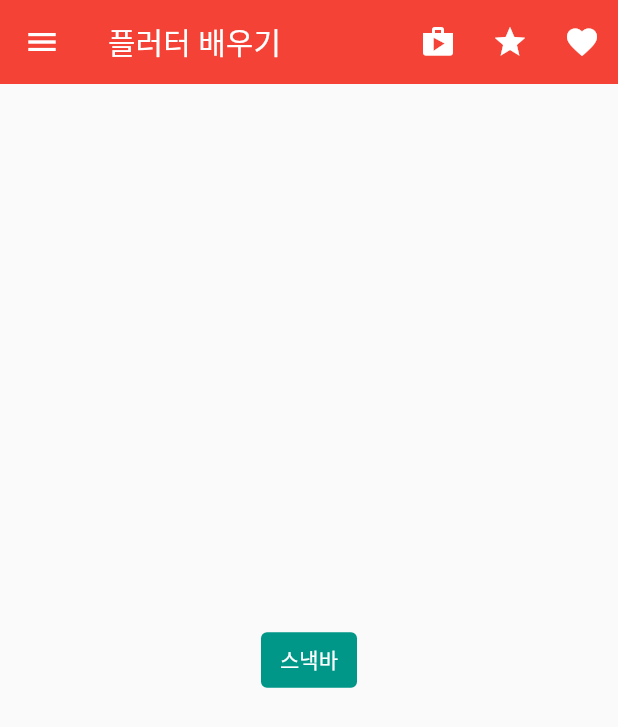
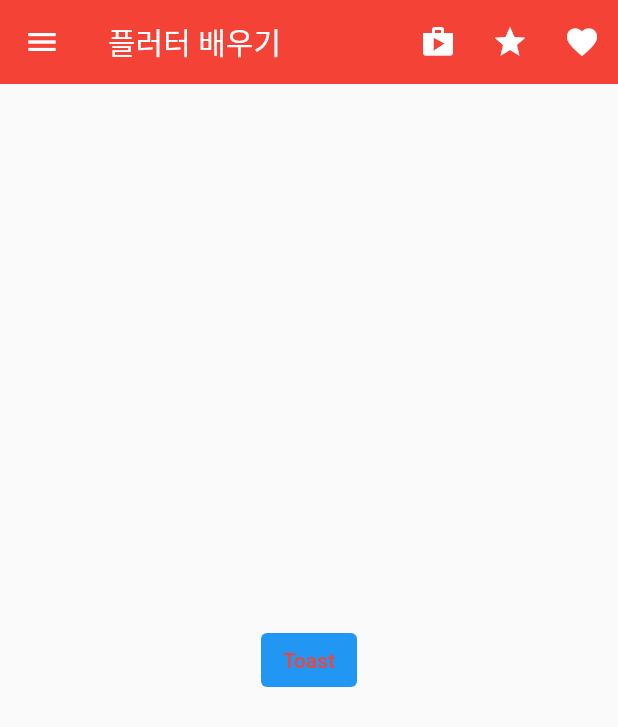
Before and after one commit to jdr4343/learn_Flutter, a Flutter app: the screen it shows after launch, on a phone screen of 412 x 824 dp. Shown: the top 727 px of the screen. Run offline on Flutter 3.47's test engine with Material 2 defaults, Android fonts, the phone set to English and light mode, and no system bars; our stand-ins replace fluttertoast.

Commit message:
First Commit

```diff
--- a/lib/main.dart
+++ b/lib/main.dart
@@ -131,6 +131,8 @@
 //             mainAxisAlignment: MainAxisAlignment.center,
 //             ),
 
+
+
 //           ],
 //         ),
 //       )
@@ -139,17 +141,20 @@
 // }
 
 import 'package:flutter/material.dart';
+import 'package:fluttertoast/fluttertoast.dart';
 
 void main() => runApp(MyApp());
 
 class MyApp extends StatelessWidget {
-  const MyApp({Key? key}) : super(key: key);
+  const MyApp({ Key? key }) : super(key: key);
 
   @override
   Widget build(BuildContext context) {
     return MaterialApp(
       title: '플러터 배우기2',
-      theme: ThemeData(primarySwatch: Colors.red),
+      theme: ThemeData(
+        primarySwatch: Colors.red
+      ),
       home: MyHomePage(),
       debugShowCheckedModeBanner: false,
     );
@@ -157,7 +162,7 @@ class MyApp extends StatelessWidget {
 }
 
  class MyHomePage extends StatelessWidget {
-  const MyHomePage({Key? key}) : super(key: key);
+   const MyHomePage({ Key? key }) : super(key: key);
 
    @override
    Widget build(BuildContext context) {
@@ -166,26 +171,14 @@ class MyHomePage extends StatelessWidget {
          title: Text('플러터 배우기'),
          elevation: 0.0,
          actions: [
-            IconButton(
-                icon: Icon(Icons.shop),
-                onPressed: () {
-                  print('shop');
-                }),
-            IconButton(
-                icon: Icon(Icons.star),
-                onPressed: () {
-                  print('star');
-                }),
-            IconButton(
-                icon: Icon(Icons.favorite),
-                onPressed: () {
-                  print('favorite');
-                })
+           IconButton(icon: Icon(Icons.shop), onPressed: () {print('shop');}),
+           IconButton(icon: Icon(Icons.star), onPressed: () {print('star');}),
+           IconButton(icon: Icon(Icons.favorite), onPressed: () {print('favorite');})
          ],
-        ), //간단한 위젯이나 아이콘을 왼쪽에 위치 시킵니다.
+
+         ),//간단한 위젯이나 아이콘을 왼쪽에 위치 시킵니다.
          drawer: Drawer(
-          child: ListView(
-            // 테이블 뷰랑 비슷한거 같다. ListView == tableView, ListTile == tableViewCell
+           child: ListView(// 테이블 뷰랑 비슷한거 같다. ListView == tableView, ListTile == tableViewCell
            padding: EdgeInsets.zero,
            children: [
              UserAccountsDrawerHeader(
@@ -196,16 +189,15 @@ class MyHomePage extends StatelessWidget {
                //@required 필수 요소
                accountName: Text('드로월 메뉴'),
                accountEmail: Text("jdr4343@naver.com"),
-                onDetailsPressed: () {
-                  print('화면을 내립니다');
-                }, //추가로 뭔가 더 펼쳐지는 메뉴기능
+               onDetailsPressed: (){print('화면을 내립니다');},//추가로 뭔가 더 펼쳐지는 메뉴기능
                decoration: BoxDecoration(
                  color: Colors.red[200],
                  borderRadius: BorderRadius.only(
                    bottomLeft: Radius.circular(40.0),
-                        bottomRight: Radius.circular(40.0))), //화면꾸미기
-                otherAccountsPictures: [
-                  //한개 이상의 다른계정 이미지를 추가 할수 있습니다.
+                   bottomRight: Radius.circular(40.0)
+                 )
+               ),//화면꾸미기
+               otherAccountsPictures: [//한개 이상의 다른계정 이미지를 추가 할수 있습니다.
                CircleAvatar(
                  backgroundImage: AssetImage('2.png'),
                  backgroundColor: Colors.white,
@@ -214,75 +206,104 @@ class MyHomePage extends StatelessWidget {
               //    backgroundImage: AssetImage('2.png'),
               //    backgroundColor: Colors.white,
               //  ),
+
                ],
                ),
                ListTile(
-                  leading: Icon(
-                    Icons.home,
-                    color: Colors.grey[850],
+                 leading: Icon(Icons.home, color: Colors.grey[850],),
+                 title: Text('Home'),
+                 onTap: (){print('홈이 클릭되었습니다.');},
+                 trailing: IconButton(icon: Icon(Icons.add), onPressed: (){print('object');},)
                ),
-                  title: Text('Home'),
-                  onTap: () {
-                    print('홈이 클릭되었습니다.');
-                  },
-                  trailing: IconButton(
-                    icon: Icon(Icons.add),
-                    onPressed: () {
-                      print('object');
-                    },
-                  )),
                ListTile(
-                  leading: Icon(
-                    Icons.settings,
-                    color: Colors.grey[850],
+                 leading: Icon(Icons.settings, color: Colors.grey[850],),
+                 title: Text('Settings'),
+                 onTap: (){print('세팅이 클릭되었습니다.');},
+                 trailing: IconButton(icon: Icon(Icons.add), onPressed: (){print('object');},)
                ),
-                  title: Text('Settings'),
-                  onTap: () {
-                    print('세팅이 클릭되었습니다.');
-                  },
-                  trailing: IconButton(
-                    icon: Icon(Icons.add),
-                    onPressed: () {
-                      print('object');
-                    },
-                  )),
                ListTile(
-                  leading: Icon(
-                    Icons.question_answer,
-                    color: Colors.grey[850],
+                 leading: Icon(Icons.question_answer, color: Colors.grey[850],),
+                 title: Text('Q&A'),
+                 onTap: (){print('홈이 클릭되었습니다.');},
+                 trailing: IconButton(icon: Icon(Icons.add), onPressed: (){print('object');},)
                ),
-                  title: Text('Q&A'),
-                  onTap: () {
-                    print('홈이 클릭되었습니다.');
-                  },
-                  trailing: IconButton(
-                    icon: Icon(Icons.add),
-                    onPressed: () {
-                      print('object');
-                    },
-                  )),
             ],
            ),
          ),
-        body: Builder(
-          //바디에서 곧바로 센터 위젯을 불러오지 않고 빌더함수네에서 센터 위젯을 리턴
-          builder: (BuildContext ctx) {
+        //  body: Center(
+        //    child: TextButton(
+
+        //      child: Text('스낵바'),
+        //      style: ButtonStyle(
+        //        textStyle: MaterialStateProperty.all(TextStyle(fontSize: 14),
+        //      ),
+        //     backgroundColor: MaterialStateProperty.all(Colors.teal),
+        //     foregroundColor: MaterialStateProperty.all(Colors.white)
+        //      ),
+        //     onPressed: (){
+        //       ScaffoldMessenger.of(context).showSnackBar(SnackBar(content: Text('안녕')));
+        //       },
+        //    ),
+        //   )
+        body: MyToastMessnger(),
+         );
+
+   }
+ }
+//스낵바
+class MySnackBar extends StatelessWidget {
+  const MySnackBar({ Key? key }) : super(key: key);
+
+  @override
+  Widget build(BuildContext context) {
     return Center(
       child: TextButton(
-                child: Text('스낵바'),
-                style: ButtonStyle(
-                    textStyle: MaterialStateProperty.all(
-                      TextStyle(fontSize: 14),
+        child: Text('Show me'),
+        onPressed: (){
+          ScaffoldMessenger.of(context).showSnackBar(SnackBar(
+            content: Text(
+              'hello',
+              textAlign: TextAlign.center,
+              style: TextStyle(
+                color: Colors.white,
+                backgroundColor: Colors.deepOrange
               ),
-                    backgroundColor: MaterialStateProperty.all(Colors.teal),
-                    foregroundColor: MaterialStateProperty.all(Colors.white)),
-                onPressed: () {
-                  ScaffoldMessenger.of(ctx)
-                      .showSnackBar(SnackBar(content: Text('안녕')));
-                },
             ),
+            duration: Duration(milliseconds: 1000),
+            )
           );
         },
-        ));
+      )
+    );
   }
 }
+//토스트 메시지
+//사용하기에 앞서 라이브러리를 등록 해야합니다. Yami 파일에서 등록합니다.
+class MyToastMessnger extends StatelessWidget {
+  const MyToastMessnger({ Key? key }) : super(key: key);
+
+  @override
+  Widget build(BuildContext context) {
+    return Center(
+      child: TextButton(
+        child: Text('Toast'),
+        style: ButtonStyle(
+          backgroundColor: MaterialStateProperty.all(Colors.blue)
+        ),
+        onPressed: (){flutterToast();},
+      )
+    );
+  }
+}
+
+void flutterToast(){
+  Fluttertoast.showToast(
+    msg: 'flutter',
+    gravity: ToastGravity.BOTTOM, //토스트 메시지의 위치
+    backgroundColor: Colors.redAccent,
+    fontSize: 20.0,
+    textColor: Colors.white,
+    toastLength: Toast.LENGTH_LONG
+
+  );
+}
--- a/pubspec.yaml
+++ b/pubspec.yaml
@@ -36,8 +36,9 @@ dependencies:
 
   # The following adds the Cupertino Icons font to your application.
   # Use with the CupertinoIcons class for iOS style icons.
+  #토스트 라이브러리
   cupertino_icons: ^1.0.2
-
+  fluttertoast: ^8.0.8
 dev_dependencies:
   flutter_test:
     sdk: flutter
```
Also changed, not shown: pubspec.lock, 6 other files. Lines whose indentation alone changed are shown as unchanged.
